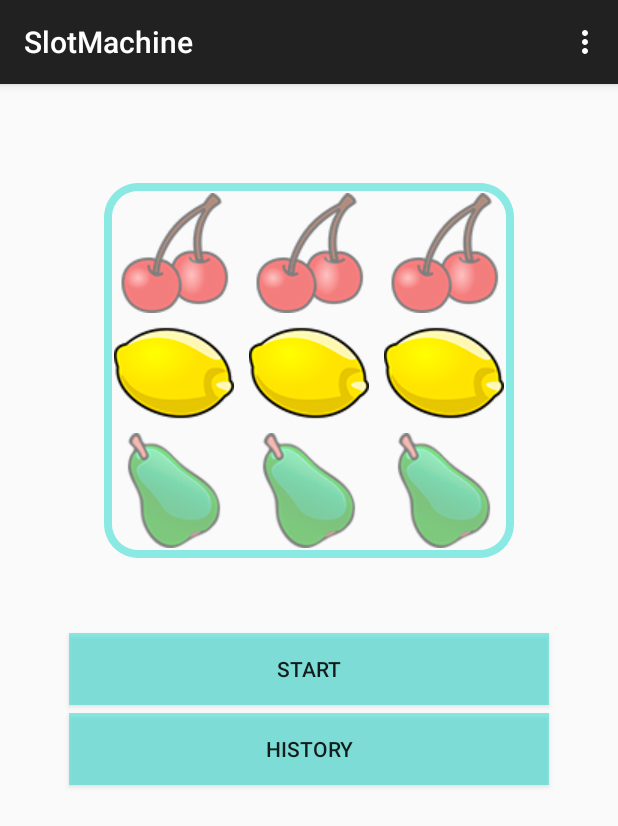
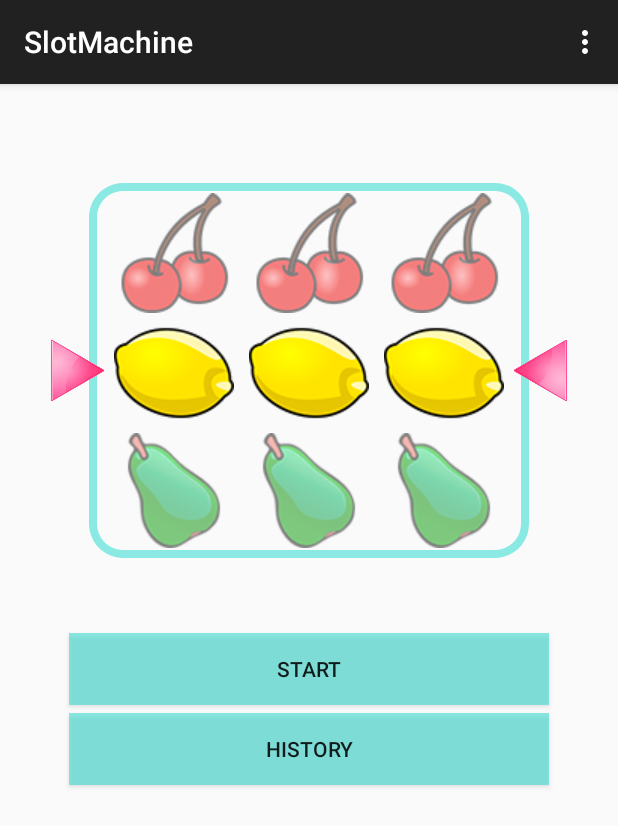
Before and after one commit to aachaerandio/slotMachine, an Android app: the screen it shows after launch (MainActivity), on a phone screen of 412 x 824 dp. Shown: the top 826 px of the screen. Run offline under Robolectric (Android 15) with nearby library versions, the phone set to English and light mode, and no system bars.

Commit message:
Added lateral arrows

```diff
--- a/app/src/main/res/layout/activity_main.xml
+++ b/app/src/main/res/layout/activity_main.xml
@@ -9,22 +9,28 @@
     tools:context=".MainActivity"
     android:orientation="vertical">
 
+    <RelativeLayout
+        android:layout_width="wrap_content"
+        android:layout_height="wrap_content"
+        android:layout_gravity="center_horizontal"
+        android:layout_marginTop="50dp"
+        android:layout_marginBottom="50dp">
         <LinearLayout
             android:orientation="horizontal"
             android:layout_width="wrap_content"
             android:layout_height="250dp"
-        android:layout_marginTop="50dp"
-        android:layout_marginBottom="50dp"
-        android:layout_marginLeft="25dp"
-        android:layout_marginRight="25dp"
+            android:layout_marginLeft="20dp"
+            android:layout_marginRight="20dp"
             android:layout_gravity="center_horizontal"
-        android:background="@drawable/shape">
+            android:background="@drawable/shape"
+            android:layout_centerHorizontal="true">
 
             <com.aachaerandio.slotmachine.views.SpinnerView
                 android:layout_width="wrap_content"
                 android:layout_height="wrap_content"
                 android:id="@+id/spinnerView"
-            android:layout_marginRight="10dp">
+                android:layout_marginRight="10dp"
+                android:layout_marginLeft="10dp">
             </com.aachaerandio.slotmachine.views.SpinnerView>
 
             <com.aachaerandio.slotmachine.views.SpinnerView
@@ -37,10 +43,26 @@
             <com.aachaerandio.slotmachine.views.SpinnerView
                 android:layout_width="wrap_content"
                 android:layout_height="wrap_content"
-            android:id="@+id/spinnerView3">
+                android:id="@+id/spinnerView3"
+                android:layout_marginRight="10dp">
             </com.aachaerandio.slotmachine.views.SpinnerView>
+        </LinearLayout>
 
-    </LinearLayout>
+        <ImageView
+            android:layout_width="70dp"
+            android:layout_height="70dp"
+            android:layout_gravity = "center_vertical|left"
+            android:background="@drawable/left_arrow"
+            android:layout_centerVertical="true"
+            android:layout_alignParentRight="true"/>
+        <ImageView
+            android:layout_width="70dp"
+            android:layout_height="70dp"
+            android:layout_gravity = "center_vertical|right"
+            android:background="@drawable/right_arrow"
+            android:layout_centerVertical="true"
+            android:layout_alignParentLeft="true"/>
+    </RelativeLayout>
 
     <Button
         android:layout_width="match_parent"
```
Also changed, not shown: app/src/main/res/drawable/left_arrow.png (added), app/src/main/res/drawable/right_arrow.png (added). Lines whose indentation alone changed are shown as unchanged.
